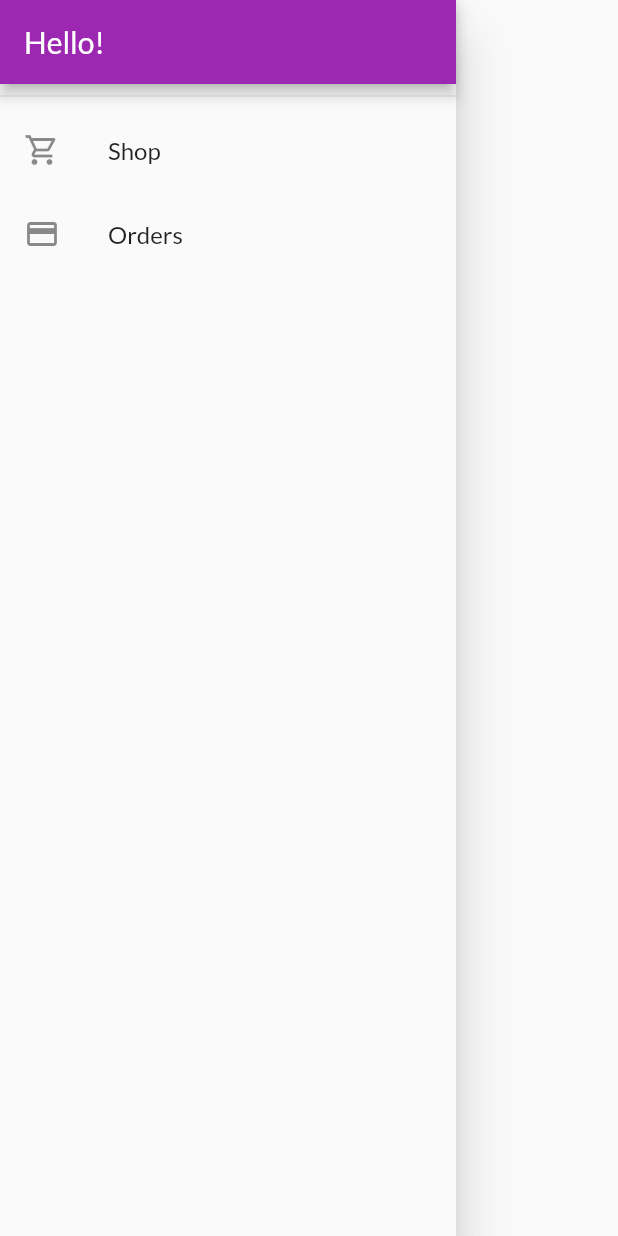
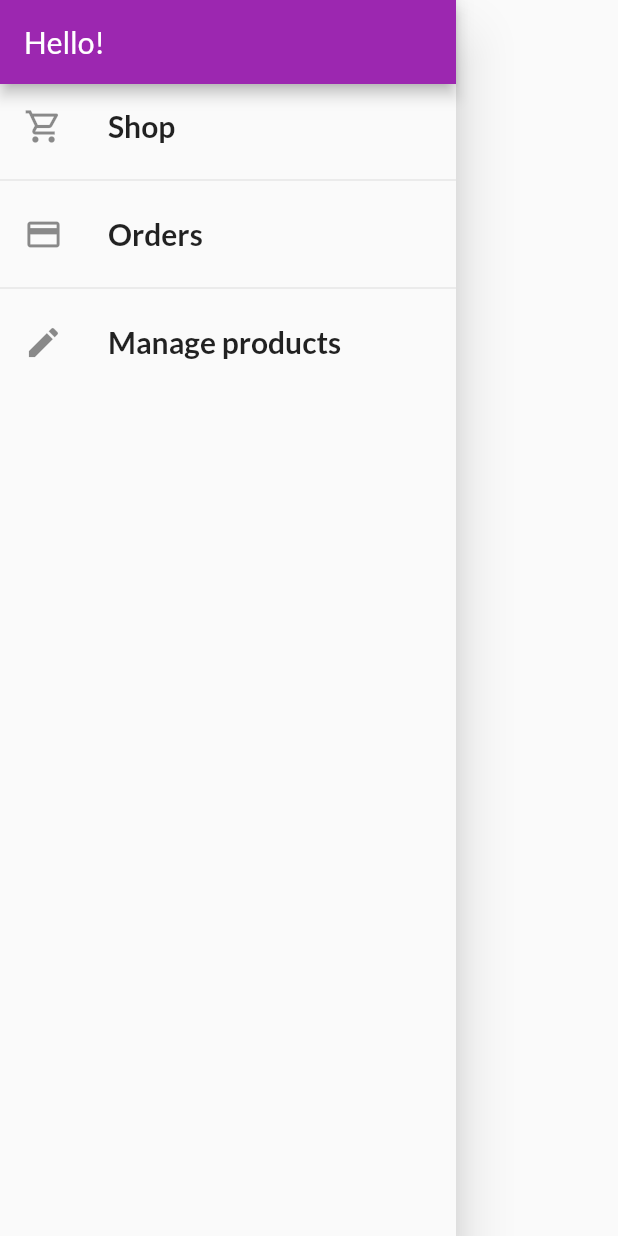
Before and after one commit to msarifin29/belanja_app, a Flutter app: the AppDrawer widget shown alone on an empty page, opened directly, on a phone screen of 412 x 824 dp. Run offline on Flutter 3.47's test engine with Material 2 defaults, Android fonts, the phone set to English and light mode, and no system bars; network calls fail.

Commit message:
adding manage product page

```diff
--- a/lib/main.dart
+++ b/lib/main.dart
@@ -5,6 +5,7 @@ import 'package:belanja_app/screen/cart_screen.dart';
 import 'package:belanja_app/screen/order_screen.dart';
 import 'package:belanja_app/screen/product_detail_screen.dart';
 import 'package:belanja_app/screen/product_overview_screen.dart';
+import 'package:belanja_app/screen/user_product_screen.dart';
 import 'package:flutter/material.dart';
 import 'package:provider/provider.dart';
 
@@ -35,6 +36,7 @@ class MyApp extends StatelessWidget {
           '/product-detail': (context) => const ProductDetailScreen(),
           '/cart': (context) => const CartScreen(),
           '/orders': (context) => const OrderScreen(),
+          '/user-product': (context) => const UserProducrScreen(),
         },
         home: const ProductsOverviewScreen(),
       ),
--- a/lib/widgets/app_drawer.dart
+++ b/lib/widgets/app_drawer.dart
@@ -5,6 +5,10 @@ class AppDrawer extends StatelessWidget {
 
   @override
   Widget build(BuildContext context) {
+    TextStyle styleText() {
+      return const TextStyle(fontSize: 20, fontWeight: FontWeight.bold);
+    }
+
     return Drawer(
       child: Column(
         children: [
@@ -12,19 +16,45 @@ class AppDrawer extends StatelessWidget {
             title: const Text('Hello!'),
             automaticallyImplyLeading: false,
           ),
-          const Divider(),
           ListTile(
-            leading: const Icon(Icons.shopping_cart_outlined),
-            title: const Text('Shop'),
+            leading: const Icon(
+              Icons.shopping_cart_outlined,
+              size: 26,
+            ),
+            title: Text(
+              'Shop',
+              style: styleText(),
+            ),
             onTap: () {
               Navigator.pushReplacementNamed(context, '/');
             },
           ),
+          const Divider(),
           ListTile(
-            leading: const Icon(Icons.payment),
-            title: const Text('Orders'),
+            leading: const Icon(
+              Icons.payment,
+              size: 26,
+            ),
+            title: Text(
+              'Orders',
+              style: styleText(),
+            ),
             onTap: () {
               Navigator.pushReplacementNamed(context, '/orders');
+            },
+          ),
+          const Divider(),
+          ListTile(
+            leading: const Icon(
+              Icons.edit,
+              size: 26,
+            ),
+            title: Text(
+              'Manage products',
+              style: styleText(),
+            ),
+            onTap: () {
+              Navigator.pushReplacementNamed(context, '/user-product');
             },
           )
         ],
```
Also changed, not shown: lib/screen/user_product_screen.dart (added, +31 -0 lines), lib/widgets/user_product_item.dart (added, +38 -0 lines).
